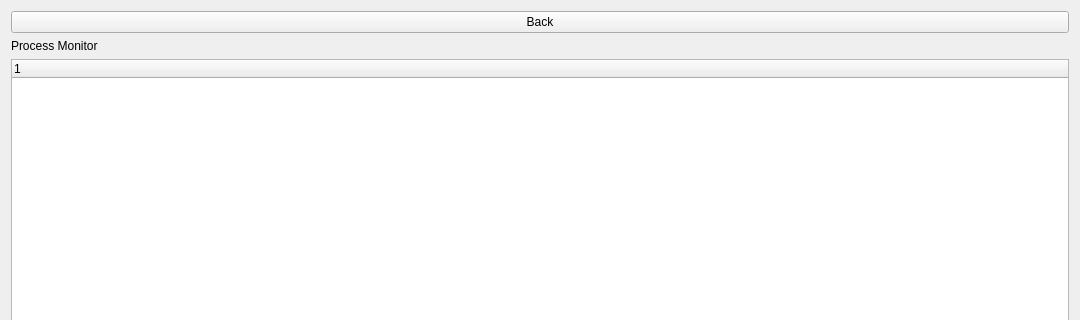
This is client/MainUI/src/views/process_widget.ui in stknm19428-dot/TEST as Qt 5 draws it before an edit; both pictures show x 0 to 1080 and y 0 to 320 of the 1080 by 720 pixel window. The edited form follows.
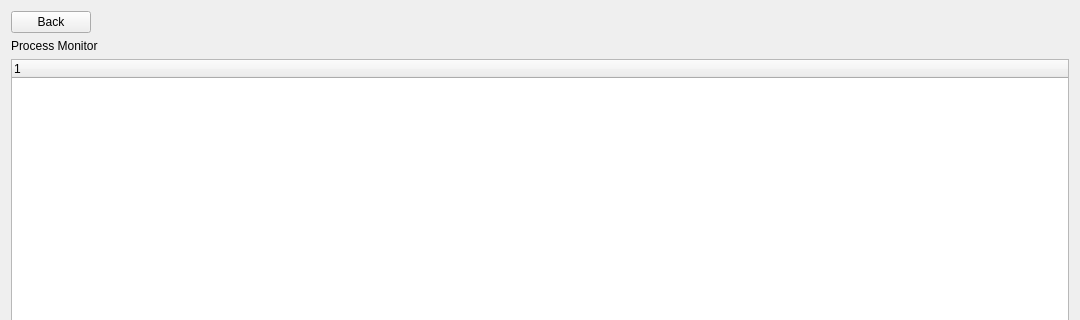
This is the edited form.

Commit message: dashboard->manufacture/process 페이지 이동, process start버튼 생성 **필요없는 logistics~~ 파일 삭제** (cmake 수정필)

What changed in the file:
```diff
--- a/client/MainUI/src/views/process_widget.ui
+++ b/client/MainUI/src/views/process_widget.ui
@@ -2,6 +2,9 @@
 <ui version="4.0">
  <class>ProcessWidget</class>
  <widget class="QWidget" name="ProcessWidget">
+  <property name="enabled">
+   <bool>true</bool>
+  </property>
   <property name="geometry">
    <rect>
     <x>0</x>
@@ -16,6 +19,12 @@
   <layout class="QVBoxLayout" name="verticalLayout">
    <item>
     <widget class="QPushButton" name="Back_btn">
+     <property name="sizePolicy">
+      <sizepolicy hsizetype="Fixed" vsizetype="Fixed">
+       <horstretch>0</horstretch>
+       <verstretch>0</verstretch>
+      </sizepolicy>
+     </property>
      <property name="text">
       <string>Back</string>
      </property>
```
Left out of the diff: 6 changed lines with no effect on the pictures. The commit also changes 16 other files.
